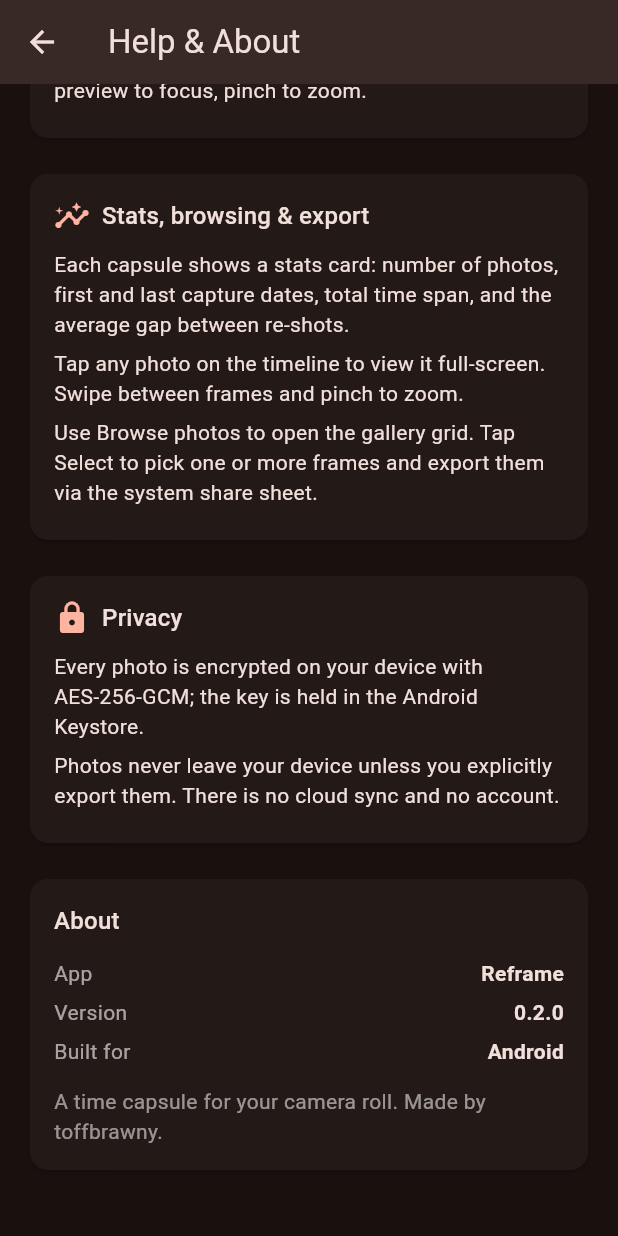
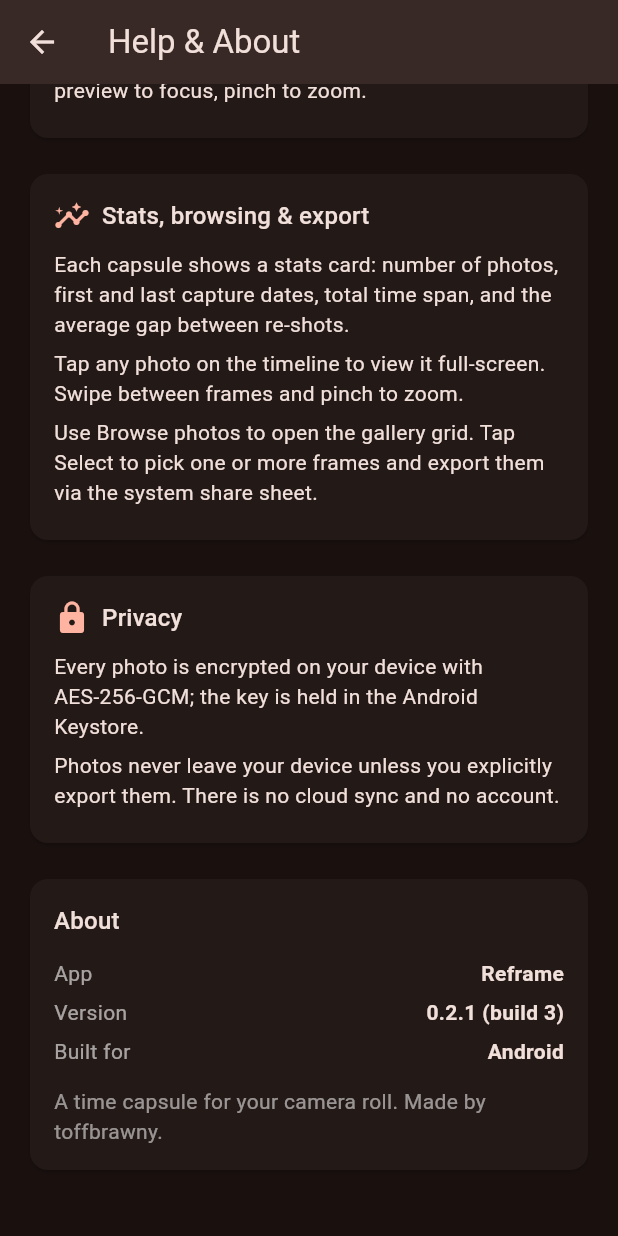
Before and after one commit to toffbrawny/reframe, a Flutter app: the HelpAboutScreen screen opened directly, scrolled down 710 dp, on a phone screen of 412 x 824 dp. Run offline on Flutter 3.47's test engine with Material 3 defaults, Android fonts, the phone set to English and light mode, and no system bars; our stand-ins replace flutter_secure_storage, package_info_plus, share_plus, sqflite; missing offline and left inert: camerawesome, cryptography; accounts and stored records are empty.

Commit message:
Delete capsules from home + stronger warning; auto-version About
- Long-press a capsule card on the home grid -> bottom sheet with
  Open / Delete. Delete shows a warning confirmation (red destructive
  button, photo count, 'cannot be undone') before erasing.
- Shared showDeleteCapsuleDialog reused by the home grid and the detail
  screen's existing delete action (now the same stronger warning).
- About screen version is now read at runtime via package_info_plus, so
  it always matches the pubspec/app version of every release.
- Bump version to 0.2.1+3.

```diff
--- a/lib/screens/help_about_screen.dart
+++ b/lib/screens/help_about_screen.dart
@@ -2,6 +2,7 @@
 library;
 
 import 'package:flutter/material.dart';
+import 'package:package_info_plus/package_info_plus.dart';
 
 class HelpAboutScreen extends StatelessWidget {
   const HelpAboutScreen({super.key});
@@ -158,22 +159,43 @@ class _SectionCard extends StatelessWidget {
   }
 }
 
-class _AboutCard extends StatelessWidget {
+class _AboutCard extends StatefulWidget {
   const _AboutCard({required this.theme});
   final ThemeData theme;
 
   @override
+  State<_AboutCard> createState() => _AboutCardState();
+}
+
+class _AboutCardState extends State<_AboutCard> {
+  PackageInfo? _info;
+
+  @override
+  void initState() {
+    super.initState();
+    _load();
+  }
+
+  Future<void> _load() async {
+    _info = await PackageInfo.fromPlatform();
+    if (mounted) setState(() {});
+  }
+
+  @override
   Widget build(BuildContext context) {
+    final info = _info;
     return Card(
       child: Padding(
         padding: const EdgeInsets.all(16),
         child: Column(
           crossAxisAlignment: CrossAxisAlignment.start,
           children: [
-            Text('About', style: theme.textTheme.titleMedium),
+            Text('About', style: widget.theme.textTheme.titleMedium),
             const SizedBox(height: 10),
             const _Row(label: 'App', value: 'Reframe'),
-            const _Row(label: 'Version', value: '0.2.0'),
+            _Row(
+                label: 'Version',
+                value: info == null ? '…' : '${info.version} (build ${info.buildNumber})'),
             const _Row(label: 'Built for', value: 'Android'),
             const SizedBox(height: 10),
             const Text(
--- a/pubspec.yaml
+++ b/pubspec.yaml
@@ -16,7 +16,7 @@ publish_to: 'none' # Remove this line if you wish to publish to pub.dev
 # https://developer.apple.com/library/archive/documentation/General/Reference/InfoPlistKeyReference/Articles/CoreFoundationKeys.html
 # In Windows, build-name is used as the major, minor, and patch parts
 # of the product and file versions while build-number is used as the build suffix.
-version: 0.2.0+2
+version: 0.2.1+3
 
 environment:
   sdk: ^3.12.2
@@ -41,6 +41,7 @@ dependencies:
   cryptography: ^2.9.0
   share_plus: ^13.1.0
   provider: ^6.1.5+1
+  package_info_plus: ^10.1.0
   intl: ^0.20.2
   path: ^1.9.1
 
```
Also changed, not shown: lib/screens/capsule_detail_screen.dart (+2 -16 lines), lib/screens/delete_capsule_dialog.dart (added, +41 -0 lines), lib/screens/home_screen.dart (+46 -8 lines), pubspec.lock.
